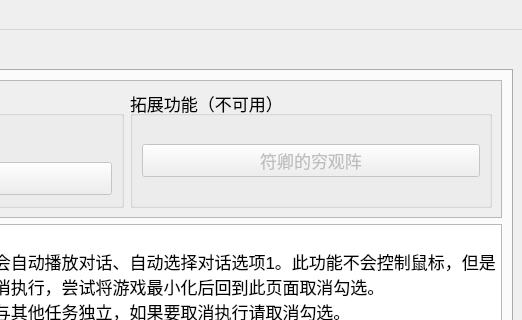
First picture: the form in res/ui/main.ui, repository Shasnow/StarRailAssistant, before the edit; both pictures show x 269 to 791 and y 0 to 320 of the 791 by 598 pixel window.
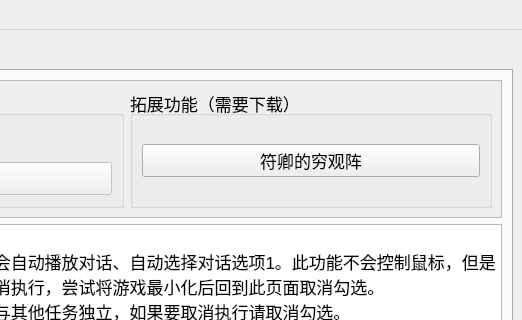
Second picture: the form after the edit. The open tabs and pages were chosen to show the change.

Diff of the .ui file:
```diff
--- a/res/ui/main.ui
+++ b/res/ui/main.ui
@@ -362,7 +362,7 @@
              <x>0</x>
              <y>0</y>
              <width>747</width>
-             <height>135</height>
+             <height>131</height>
             </rect>
            </property>
            <layout class="QHBoxLayout" name="horizontalLayout_16">
@@ -398,13 +398,13 @@
             <item>
              <widget class="QGroupBox" name="groupBox_4">
               <property name="title">
-               <string>拓展功能（不可用）</string>
+               <string>拓展功能（需要下载）</string>
               </property>
               <layout class="QGridLayout" name="gridLayout_4">
                <item row="0" column="0">
                 <widget class="QPushButton" name="pushButton_add_app_1">
                  <property name="enabled">
-                  <bool>false</bool>
+                  <bool>true</bool>
                  </property>
                  <property name="minimumSize">
                   <size>
```
Left out of the diff: 2 changed lines with no effect on the pictures.
